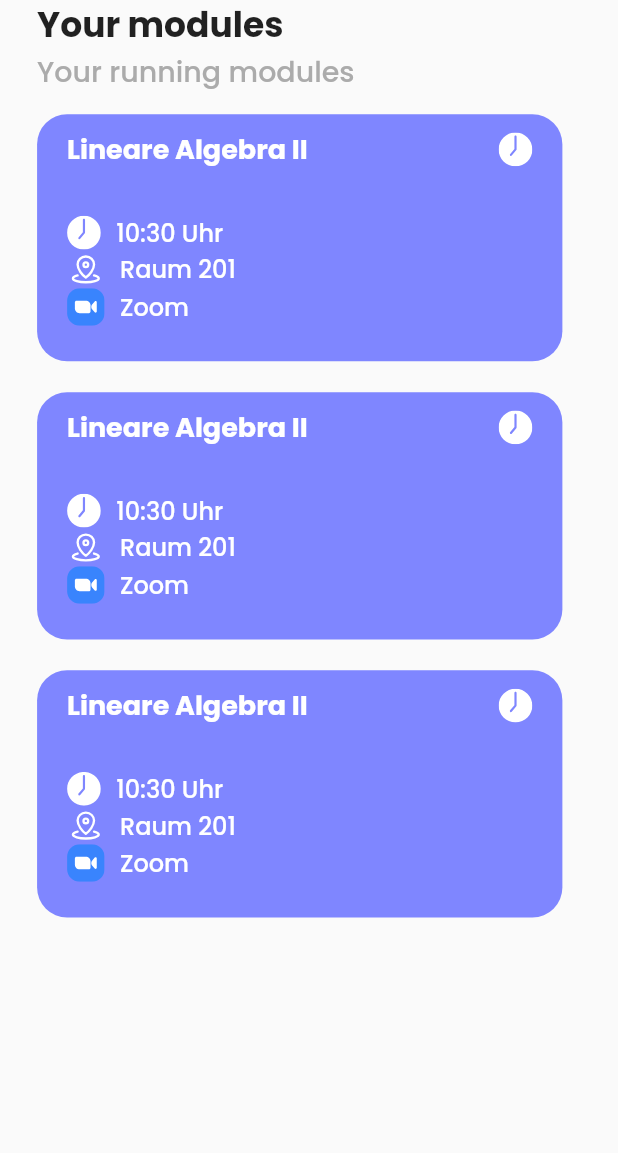
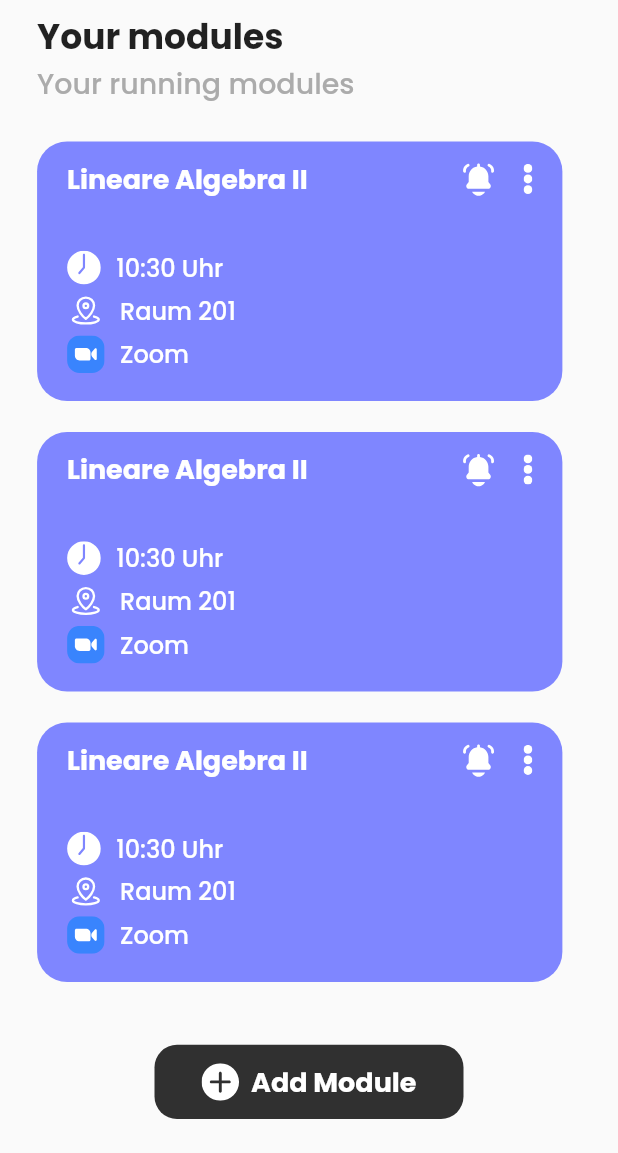
Before and after one commit to philgenb/StudyPlanner, a Flutter app: the ModuleMenu screen opened by its route, on a phone screen of 412 x 824 dp, the part 83-1236 px from its top. Run offline on Flutter 3.47's test engine with Material 2 defaults, Android fonts, the phone set to English and light mode, and no system bars; our stand-ins replace cloud_firestore, firebase_auth, firebase_core, flutter_spinkit, flutter_svg; accounts and stored records are empty.

Commit message:
add module section

```diff
--- a/lib/main.dart
+++ b/lib/main.dart
@@ -3,7 +3,8 @@ import 'package:flutter/services.dart';
 import 'package:flutter_svg/svg.dart';
 import 'package:provider/provider.dart';
 import 'package:firebase_core/firebase_core.dart';
-import 'package:studyplanner/pages/dashboard/module_card.dart';
+import 'package:studyplanner/pages/addmodule_menu.dart';
+import 'package:studyplanner/pages/module/module_card.dart';
 import 'package:studyplanner/pages/modulemenu.dart';
 import 'package:studyplanner/services/auth_service.dart';
 import 'package:studyplanner/shared/appbar.dart';
@@ -34,7 +35,7 @@ class _MyAppState extends State<MyApp> {
 
   CustomAppBar? customAppBar;
 
-  bool isAppBarActive = false;
+  bool isAppBarActive = true;
 
 
   @override
@@ -62,6 +63,7 @@ class _MyAppState extends State<MyApp> {
               ),
               routes: {
                 ModuleMenu.routeName: (context) => ModuleMenu(),
+                AddModuleMenu.routeName: (context) => AddModuleMenu(),
               },
             ),
           );
--- a/lib/pages/dashboard.dart
+++ b/lib/pages/dashboard/dashboard.dart
@@ -1,7 +1,7 @@
 import 'package:flutter/material.dart';
 import 'package:studyplanner/models/user.dart';
-import 'package:studyplanner/pages/dashboard/module_card.dart';
-import 'package:studyplanner/pages/dashboard/module_element.dart';
+import 'package:studyplanner/pages/module/module_card.dart';
+import 'package:studyplanner/pages/module/module_element.dart';
 import 'package:studyplanner/pages/dashboard/moduleswipe.dart';
 import 'package:studyplanner/shared/appbarv2.dart';
 import 'package:studyplanner/utils/sizehelper.dart';
--- a/lib/pages/dashboard/module_info.dart
+++ /dev/null
@@ -1,24 +0,0 @@
-import 'package:flutter/material.dart';
-import 'package:studyplanner/utils/sizehelper.dart';
-
-class ModuleInformation extends StatelessWidget {
-
-  final Widget moduleIcon;
-  final String title;
-
-  ModuleInformation({required this.title, required this.moduleIcon, Key? key}) : super(key: key);
-
-  @override
-  Widget build(BuildContext context) {
-    return Row(
-      crossAxisAlignment: CrossAxisAlignment.center,
-      mainAxisAlignment: MainAxisAlignment.start,
-      children: [
-        moduleIcon,
-        SizedBox(width: SizeHelper.getDisplayWidth(context) * 0.025,),
-        Text(title, style: TextStyle(fontSize: 16, color: Colors.white),),
-
-      ],
-    );
-  }
-}
--- a/lib/pages/dashboard/moduleswipe.dart
+++ b/lib/pages/dashboard/moduleswipe.dart
@@ -1,5 +1,5 @@
 import 'package:flutter/material.dart';
-import 'package:studyplanner/pages/dashboard/module_card.dart';
+import 'package:studyplanner/pages/module/module_card.dart';
 import 'package:studyplanner/utils/sizehelper.dart';
 
 class ModuleSwipe extends StatefulWidget {
--- a/lib/pages/dashboard/module_card.dart
+++ b/lib/pages/module/module_card.dart
@@ -1,6 +1,6 @@
 import 'package:flutter/material.dart';
 import 'package:flutter_svg/svg.dart';
-import 'package:studyplanner/pages/dashboard/module_info.dart';
+import 'package:studyplanner/pages/module/module_info.dart';
 import 'package:studyplanner/pages/modulemenu.dart';
 import 'package:studyplanner/utils/sizehelper.dart';
 
@@ -27,7 +27,7 @@ class ModuleCard extends StatelessWidget {
       child: Container(
         margin: EdgeInsets.only(top: SizeHelper.getDisplayHeight(context) * 0.01, right: SizeHelper.getDisplayWidth(context) * 0.03),
         padding: EdgeInsets.symmetric(horizontal: 20, vertical: 10),
-        height: SizeHelper.getDisplayHeight(context) * 0.2,
+        height: SizeHelper.getDisplayHeight(context) * 0.21,
         width: SizeHelper.getDisplayWidth(context) * 0.85,
         decoration: BoxDecoration(
           borderRadius: BorderRadius.circular(20.0),
@@ -43,9 +43,22 @@ class ModuleCard extends StatelessWidget {
                 Row(
                   children: [
                     InkWell(
+                      onTap: () {
+
+                      },
                       child: SvgPicture.asset(
-                        "assets/images/clock.svg",
-                        height: 22.5,
+                        "assets/images/bell.svg",
+                        height: 30,
+                      ),
+                    ),
+                    SizedBox(width: 15,),
+                    InkWell(
+                      onTap: () {
+
+                      },
+                      child: SvgPicture.asset(
+                        "assets/images/settings_dot.svg",
+                        height: 20,
                       ),
                     )
                   ],
--- /dev/null
+++ b/lib/pages/module/module_info.dart
@@ -0,0 +1,26 @@
+import 'package:flutter/material.dart';
+import 'package:studyplanner/utils/sizehelper.dart';
+
+class ModuleInformation extends StatelessWidget {
+
+  final Widget moduleIcon;
+  final String title;
+
+  ModuleInformation({required this.title, required this.moduleIcon, Key? key}) : super(key: key);
+
+  @override
+  Widget build(BuildContext context) {
+    return Container(
+      margin: EdgeInsets.symmetric(vertical: SizeHelper.getDisplayHeight(context) * 0.0025),
+      child: Row(
+        crossAxisAlignment: CrossAxisAlignment.center,
+        mainAxisAlignment: MainAxisAlignment.start,
+        children: [
+          moduleIcon,
+          SizedBox(width: SizeHelper.getDisplayWidth(context) * 0.025,),
+          Text(title, style: TextStyle(fontSize: 16, color: Colors.white),),
+        ],
+      ),
+    );
+  }
+}
--- a/lib/pages/modulemenu.dart
+++ b/lib/pages/modulemenu.dart
@@ -1,10 +1,10 @@
 import 'package:flutter/material.dart';
-import 'package:studyplanner/pages/dashboard/module_card.dart';
+import 'package:flutter_svg/svg.dart';
+import 'package:studyplanner/pages/module/module_card.dart';
 import 'package:studyplanner/shared/appbar.dart';
 import 'package:studyplanner/utils/sizehelper.dart';
 
 class ModuleMenu extends StatefulWidget {
-
   static const String routeName = "/ModuleMenu";
 
   const ModuleMenu({Key? key}) : super(key: key);
@@ -17,28 +17,73 @@ class _ModuleMenuState extends State<ModuleMenu> {
   @override
   Widget build(BuildContext context) {
     return Scaffold(
-      appBar: CustomAppBar(popupMenu: true,),
+      appBar: CustomAppBar(
+        popupMenu: true,
+      ),
       body: Container(
-        padding: EdgeInsets.symmetric(horizontal: SizeHelper.getDisplayWidth(context) * 0.06),
+        padding: EdgeInsets.symmetric(
+            horizontal: SizeHelper.getDisplayWidth(context) * 0.06,
+            vertical: SizeHelper.getDisplayHeight(context) * 0.01),
         child: Column(
           crossAxisAlignment: CrossAxisAlignment.start,
           children: [
-            Text("Your modules", style: TextStyle(fontSize: 23, fontWeight: FontWeight.bold)),
-            Text("Your running modules", style: TextStyle(fontSize: 19, color: Color(0xffABABAB))),
+            Text("Your modules",
+                style: TextStyle(fontSize: 23, fontWeight: FontWeight.bold)),
+            Text("Your running modules",
+                style: TextStyle(fontSize: 19, color: Color(0xffABABAB))),
+            SizedBox(height: 10),
             Expanded(
               child: ListView.builder(
                 itemCount: 3,
                 itemBuilder: (BuildContext context, int index) {
                   return Container(
-                    margin: EdgeInsets.symmetric(vertical: SizeHelper.getDisplayHeight(context) * 0.0075),
-                      child: (
-                          ModuleCard(Color(0xff7F86FF), "Lineare Algebra II", pressable: false,)));
+                      margin: EdgeInsets.symmetric(
+                          vertical:
+                              SizeHelper.getDisplayHeight(context) * 0.0075),
+                      child: (ModuleCard(
+                        Color(0xff7F86FF),
+                        "Lineare Algebra II",
+                        pressable: false,
+                      )));
                 },
               ),
             ),
+            getAddModuleButton()
           ],
         ),
       ),
     );
   }
+
+  Widget getAddModuleButton() {
+    return Center(
+      child: Container(
+        margin: EdgeInsets.symmetric(vertical: SizeHelper.getDisplayHeight(context) * 0.0175),
+        height: SizeHelper.getDisplayHeight(context) * 0.06,
+        width: SizeHelper.getDisplayWidth(context) * 0.5,
+        child: Expanded(
+          child: TextButton.icon(
+            style: ButtonStyle(
+              shape: MaterialStateProperty.all<RoundedRectangleBorder>(
+                  RoundedRectangleBorder(
+                    borderRadius: BorderRadius.circular(15),
+                  )
+              ),
+              backgroundColor: MaterialStateProperty.resolveWith((states) => Color(0xff303030)),
+            ),
+            icon: SvgPicture.asset(
+              "assets/images/plus.svg",
+              height: 25,
+              color: Colors.white,
+            ),
+            onPressed: addModule,
+            label: Text("Add Module", style: TextStyle(fontSize: 18, color: Colors.white, fontWeight: FontWeight.bold),),
+
+          ),
+        ),
+      ),
+    );
+  }
+
+  void addModule() {}
 }
--- /dev/null
+++ b/lib/shared/inputfield.dart
@@ -0,0 +1 @@
+import 'package:flutter/material.dart';
--- a/lib/wrapper.dart
+++ b/lib/wrapper.dart
@@ -1,7 +1,7 @@
 import 'package:flutter/material.dart';
 import 'package:provider/provider.dart';
 import 'package:studyplanner/pages/authentication/authentication.dart';
-import 'package:studyplanner/pages/dashboard.dart';
+import 'package:studyplanner/pages/dashboard/dashboard.dart';
 
 import 'models/user.dart';
 
```
Also changed, not shown: lib/pages/addmodule_menu.dart (added, +43 -0 lines), assets/images/bell.svg, assets/images/plus.svg (added), assets/images/settings_dot.svg (added), lib/pages/module/module_element.dart (renamed from lib/pages/dashboard/module_element.dart).
